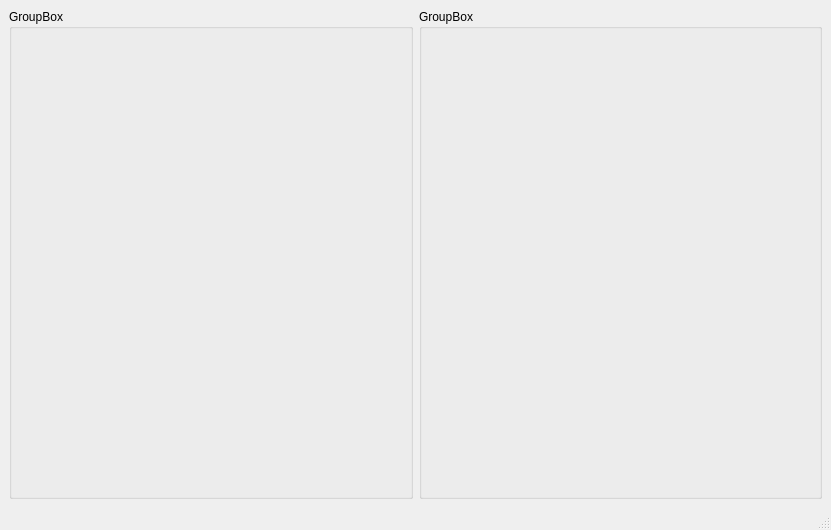
First picture: the form in ui/mainwindow.ui, repository giwig/qtHexViewer, before the edit.
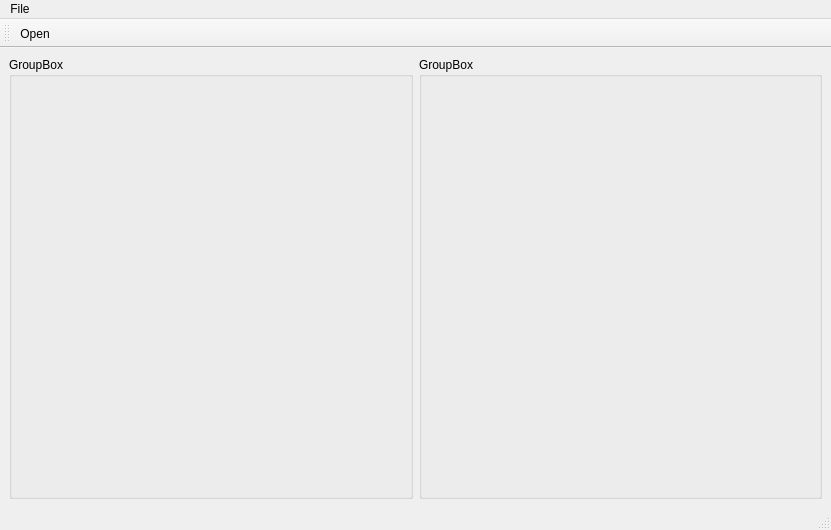
Second picture: the form after the edit.

Commit message: - project created

Diff of the .ui file:
```diff
--- a/ui/mainwindow.ui
+++ b/ui/mainwindow.ui
@@ -41,8 +41,39 @@
      <height>21</height>
     </rect>
    </property>
+   <widget class="QMenu" name="menuFile">
+    <property name="title">
+     <string>File</string>
+    </property>
+    <addaction name="actionOpen"/>
+    <addaction name="separator"/>
+    <addaction name="actionExit"/>
+   </widget>
+   <addaction name="menuFile"/>
   </widget>
   <widget class="QStatusBar" name="statusbar"/>
+  <widget class="QToolBar" name="toolBar">
+   <property name="windowTitle">
+    <string>toolBar</string>
+   </property>
+   <attribute name="toolBarArea">
+    <enum>TopToolBarArea</enum>
+   </attribute>
+   <attribute name="toolBarBreak">
+    <bool>false</bool>
+   </attribute>
+   <addaction name="actionOpen"/>
+  </widget>
+  <action name="actionOpen">
+   <property name="text">
+    <string>Open</string>
+   </property>
+  </action>
+  <action name="actionExit">
+   <property name="text">
+    <string>Exit</string>
+   </property>
+  </action>
  </widget>
  <resources/>
  <connections/>
```
The commit also changes 2 other files.
